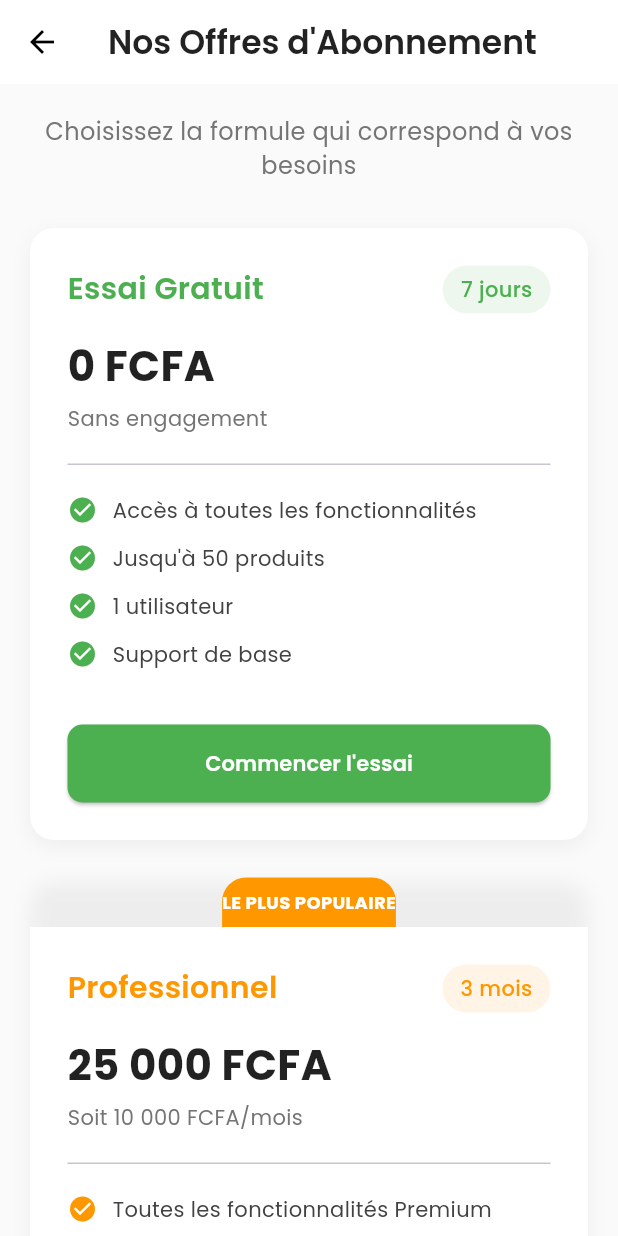
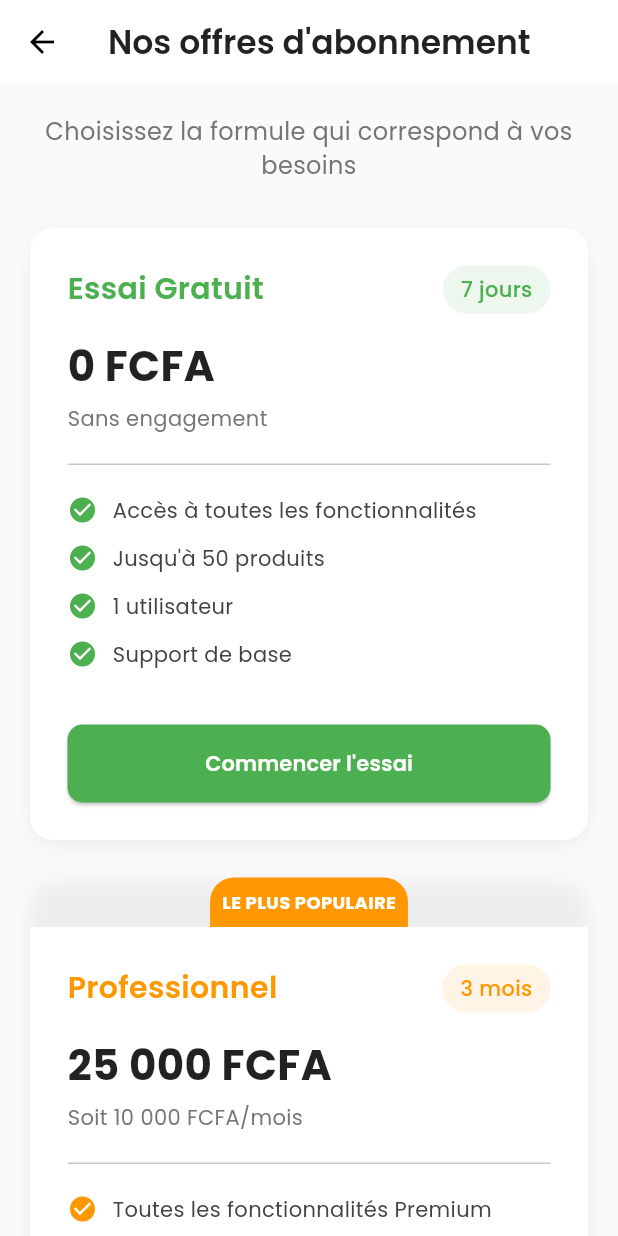
Before and after one commit to salif18/salespulse_desktop, a Flutter app: the AbonnementScreen screen opened directly, on a phone screen of 412 x 824 dp. Run offline on Flutter 3.47's test engine with Material 3 defaults, Android fonts, the phone set to English and light mode, and no system bars; our stand-ins replace auto_size_text, dio, file_picker, fl_chart, font_awesome_flutter, google_fonts and 8 more; missing offline and left inert: excel, mobile_scanner, qr_code_scanner; accounts and stored records are empty.

```diff
--- a/salespulse/lib/views/abonnement/choix_abonement.dart
+++ b/salespulse/lib/views/abonnement/choix_abonement.dart
@@ -16,21 +16,63 @@ class AbonnementScreen extends StatefulWidget {
 }
 
 class _AbonnementScreenState extends State<AbonnementScreen> {
-  bool loading = false;
-  final api = AbonnementApi();
+  bool _isLoading = false;
+  final AbonnementApi _abonnementApi = AbonnementApi();
 
-  Future<void> souscrire(String type) async {
-    setState(() => loading = true);
+  Future<void> _souscrireAbonnement(String type) async {
+    setState(() => _isLoading = true);
+
+    // Afficher l'indicateur de chargement
+    ScaffoldMessenger.of(context).showSnackBar(
+      _buildLoadingSnackBar(),
+    );
+
+    try {
       final token = Provider.of<AuthProvider>(context, listen: false).token;
-    try {
-      await api.acheterAbonnement(
+      final response = await _abonnementApi.acheterAbonnement(
         context: context,
         type: type,
-        montant: type == "essai" ? 0 : 10000,
+        montant: type == "essai" ? 0 : 25000,
         mode: "",
         token: token,
       );
 
+      // Fermer le loader
+      ScaffoldMessenger.of(context).hideCurrentSnackBar();
+
+      if (response.statusCode == 201) {
+        _showSuccessMessage(response.data['message']);
+        Navigator.pop(context, true);
+      }
+    } on DioException catch (e) {
+      _handleSubscriptionError(e);
+    } finally {
+      setState(() => _isLoading = false);
+    }
+  }
+
+  SnackBar _buildLoadingSnackBar() {
+    return SnackBar(
+      behavior: SnackBarBehavior.floating,
+      shape: RoundedRectangleBorder(
+        borderRadius: BorderRadius.circular(10),
+      ),
+      backgroundColor: Colors.blue[800],
+      content: Row(
+        children: [
+          const CircularProgressIndicator(color: Colors.white),
+          const SizedBox(width: 15),
+          Text(
+            "Traitement en cours...",
+            style: GoogleFonts.poppins(color: Colors.white),
+          ),
+        ],
+      ),
+      duration: const Duration(minutes: 1),
+    );
+  }
+
+  void _showSuccessMessage(String message) {
     ScaffoldMessenger.of(context).showSnackBar(
       SnackBar(
         behavior: SnackBarBehavior.floating,
@@ -39,36 +81,45 @@ class _AbonnementScreenState extends State<AbonnementScreen> {
         ),
         backgroundColor: Colors.green,
         content: Text(
-            "Abonnement ${type == "essai" ? "d'essai" : "Pro"} activé avec succès !",
+          "✅ $message",
           style: GoogleFonts.poppins(color: Colors.white),
         ),
+        duration: const Duration(seconds: 3),
       ),
     );
+  }
 
-      Navigator.pop(context, true);
-    } on DioException catch (e) {
+  void _handleSubscriptionError(DioException e) {
+    ScaffoldMessenger.of(context).hideCurrentSnackBar();
+
+    final errorMessage = e.response?.data['error'] ?? 'Échec de la souscription';
+
     ScaffoldMessenger.of(context).showSnackBar(
       SnackBar(
         behavior: SnackBarBehavior.floating,
         backgroundColor: Colors.red,
         content: Text(
-            "Erreur : ${e.response?.data['error'] ?? 'Échec de la souscription'}",
+          "Erreur : $errorMessage",
           style: GoogleFonts.poppins(color: Colors.white),
         ),
+        duration: const Duration(seconds: 4),
       ),
     );
-    } finally {
-      setState(() => loading = false);
-    }
   }
 
   @override
   Widget build(BuildContext context) {
     return Scaffold(
       backgroundColor: Colors.grey[50],
-      appBar: AppBar(
+      appBar: _buildAppBar(),
+      body: _buildBody(),
+    );
+  }
+
+  AppBar _buildAppBar() {
+    return AppBar(
       title: Text(
-          "Nos Offres d'Abonnement",
+        "Nos offres d'abonnement",
         style: GoogleFonts.poppins(
           fontWeight: FontWeight.w600,
           color: Colors.black87,
@@ -78,24 +129,40 @@ class _AbonnementScreenState extends State<AbonnementScreen> {
       elevation: 0,
       backgroundColor: Colors.white,
       iconTheme: const IconThemeData(color: Colors.black),
-      ),
-      body: SingleChildScrollView(
+    );
+  }
+
+  Widget _buildBody() {
+    return SingleChildScrollView(
       padding: const EdgeInsets.all(20),
       child: Column(
         children: [
-            // En-tête
-            Text(
+          _buildHeaderText(),
+          const SizedBox(height: 30),
+          _buildFreeTrialCard(),
+          const SizedBox(height: 25),
+          _buildProCard(),
+          const SizedBox(height: 20),
+          _buildLegalNotice(),
+          if (_isLoading) _buildLoadingIndicator(),
+        ],
+      ),
+    );
+  }
+
+  Widget _buildHeaderText() {
+    return Text(
       "Choisissez la formule qui correspond à vos besoins",
       textAlign: TextAlign.center,
       style: GoogleFonts.poppins(
         fontSize: 16,
         color: Colors.grey[600],
       ),
-            ),
-            const SizedBox(height: 30),
+    );
+  }
 
-            // Carte Essai Gratuit
-            _buildPlanCard(
+  Widget _buildFreeTrialCard() {
+    return _buildPlanCard(
       title: "Essai Gratuit",
       price: "0 FCFA",
       duration: "7 jours",
@@ -107,13 +174,12 @@ class _AbonnementScreenState extends State<AbonnementScreen> {
         "Support de base",
       ],
       isPopular: false,
-              onPressed: () => souscrire("essai"),
-            ),
+      onPressed: () => _souscrireAbonnement("essai"),
+    );
+  }
 
-            const SizedBox(height: 25),
-
-            // Carte Pro
-            _buildPlanCard(
+  Widget _buildProCard() {
+    return _buildPlanCard(
       title: "Professionnel",
       price: "25 000 FCFA",
       duration: "3 mois",
@@ -133,28 +199,24 @@ class _AbonnementScreenState extends State<AbonnementScreen> {
           builder: (context) => const PaymentAbonnementScreen(),
         ),
       ),
-            ),
+    );
+  }
 
-            const SizedBox(height: 20),
-
-            // Mentions légales
-            Text(
+  Widget _buildLegalNotice() {
+    return Text(
       "Résiliation possible à tout moment. Aucun remboursement après paiement.",
       textAlign: TextAlign.center,
       style: GoogleFonts.poppins(
         fontSize: 12,
         color: Colors.grey[500],
       ),
-            ),
+    );
+  }
 
-            if (loading)
-              const Padding(
+  Widget _buildLoadingIndicator() {
+    return const Padding(
       padding: EdgeInsets.only(top: 30),
       child: CircularProgressIndicator(),
-              ),
-          ],
-        ),
-      ),
     );
   }
 
@@ -180,9 +242,35 @@ class _AbonnementScreenState extends State<AbonnementScreen> {
       ),
       child: Column(
         children: [
-          if (isPopular)
+          if (isPopular) _buildPopularBadge(color),
           Container(
-              padding: const EdgeInsets.symmetric(vertical: 8),
+            padding: const EdgeInsets.all(25),
+            decoration: BoxDecoration(
+              color: Colors.white,
+              borderRadius: _buildCardBorderRadius(isPopular),
+            ),
+            child: Column(
+              crossAxisAlignment: CrossAxisAlignment.start,
+              children: [
+                _buildCardHeader(title, duration, color),
+                _buildPriceSection(price, title, color),
+                const SizedBox(height: 20),
+                const Divider(height: 1),
+                const SizedBox(height: 20),
+                ..._buildFeatureList(features, color),
+                const SizedBox(height: 25),
+                _buildSubscriptionButton(title, color, onPressed),
+              ],
+            ),
+          ),
+        ],
+      ),
+    );
+  }
+
+  Widget _buildPopularBadge(Color color) {
+    return Container(
+      padding: const EdgeInsets.all(8),
       decoration: BoxDecoration(
         color: color,
         borderRadius: const BorderRadius.only(
@@ -198,22 +286,20 @@ class _AbonnementScreenState extends State<AbonnementScreen> {
           fontWeight: FontWeight.bold,
         ),
       ),
-            ),
-          Container(
-            padding: const EdgeInsets.all(25),
-            decoration: BoxDecoration(
-              color: Colors.white,
-              borderRadius:BorderRadius.only(
+    );
+  }
+
+  BorderRadius _buildCardBorderRadius(bool isPopular) {
+    return BorderRadius.only(
       bottomLeft: const Radius.circular(16),
-                bottomRight:const Radius.circular(16),
+      bottomRight: const Radius.circular(16),
       topLeft: Radius.circular(isPopular ? 0 : 16),
       topRight: Radius.circular(isPopular ? 0 : 16),
-              ),
-            ),
-            child: Column(
-              crossAxisAlignment: CrossAxisAlignment.start,
-              children: [
-                Row(
+    );
+  }
+
+  Widget _buildCardHeader(String title, String duration, Color color) {
+    return Row(
       mainAxisAlignment: MainAxisAlignment.spaceBetween,
       children: [
         Text(
@@ -225,8 +311,7 @@ class _AbonnementScreenState extends State<AbonnementScreen> {
           ),
         ),
         Container(
-                      padding: const EdgeInsets.symmetric(
-                          horizontal: 12, vertical: 6),
+          padding: const EdgeInsets.symmetric(horizontal: 12, vertical: 6),
           decoration: BoxDecoration(
             color: color.withOpacity(0.1),
             borderRadius: BorderRadius.circular(20),
@@ -240,7 +325,13 @@ class _AbonnementScreenState extends State<AbonnementScreen> {
           ),
         ),
       ],
-                ),
+    );
+  }
+
+  Widget _buildPriceSection(String price, String title, Color color) {
+    return Column(
+      crossAxisAlignment: CrossAxisAlignment.start,
+      children: [
         const SizedBox(height: 15),
         Text(
           price,
@@ -259,19 +350,17 @@ class _AbonnementScreenState extends State<AbonnementScreen> {
             color: Colors.grey[600],
           ),
         ),
-                const SizedBox(height: 20),
-                const Divider(height: 1),
-                const SizedBox(height: 20),
-                ...features.map((feature) => Padding(
+      ],
+    );
+  }
+
+  List<Widget> _buildFeatureList(List<String> features, Color color) {
+    return features.map((feature) => Padding(
       padding: const EdgeInsets.only(bottom: 12),
       child: Row(
         crossAxisAlignment: CrossAxisAlignment.start,
         children: [
-                          Icon(
-                            Icons.check_circle,
-                            color: color,
-                            size: 20,
-                          ),
+          Icon(Icons.check_circle, color: color, size: 20),
           const SizedBox(width: 10),
           Expanded(
             child: Text(
@@ -283,9 +372,11 @@ class _AbonnementScreenState extends State<AbonnementScreen> {
           ),
         ],
       ),
-                    )),
-                const SizedBox(height: 25),
-                SizedBox(
+    )).toList();
+  }
+
+  Widget _buildSubscriptionButton(String title, Color color, VoidCallback onPressed) {
+    return SizedBox(
       width: double.infinity,
       child: ElevatedButton(
         style: ElevatedButton.styleFrom(
@@ -306,12 +397,6 @@ class _AbonnementScreenState extends State<AbonnementScreen> {
           ),
         ),
       ),
-                ),
-              ],
-            ),
-          ),
-        ],
-      ),
     );
   }
 }
```
Also changed, not shown: salespulse/lib/https/domaine.dart (+6 -6 lines), salespulse/lib/services/abonnement_api.dart (+2 -20 lines), salespulse/lib/views/abonnement/paiement_abonement.dart (+38 -11 lines), salespulse/lib/views/dashbord/dash_prod.dart (+8 -2 lines). Lines whose indentation alone changed are shown as unchanged.
